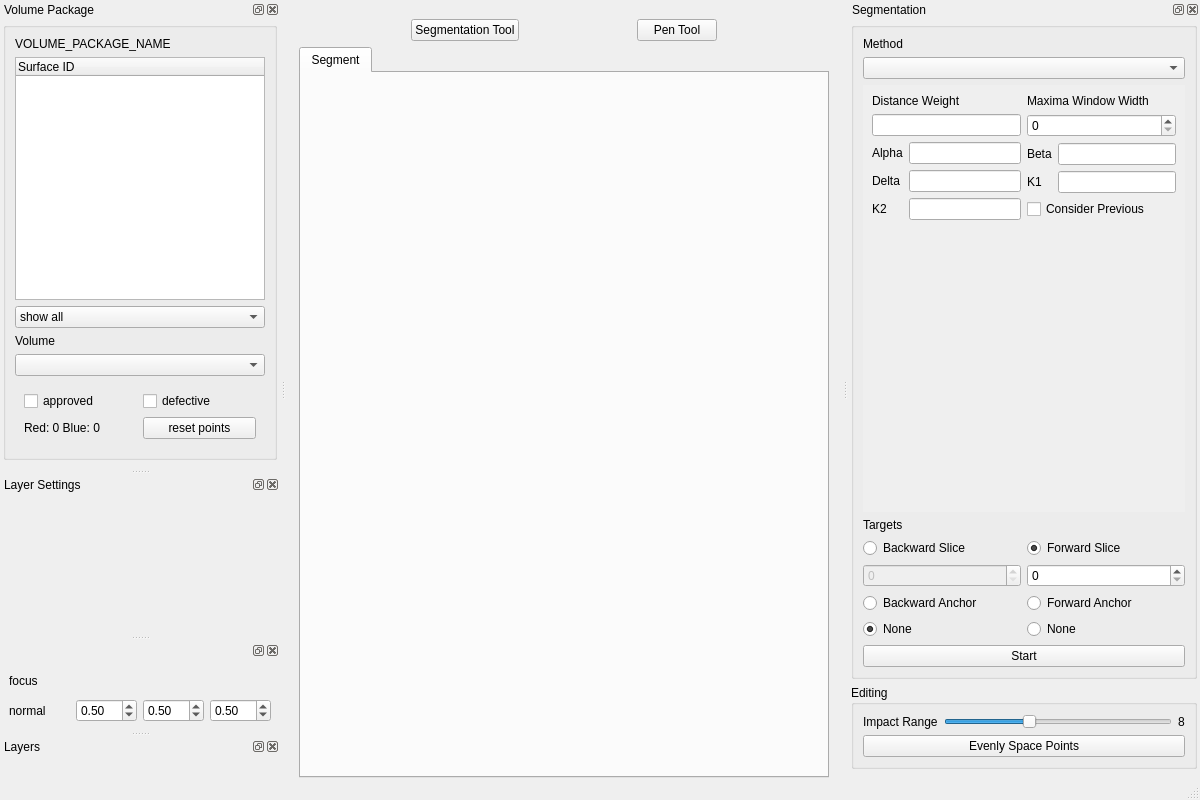
First picture: the form in volume-cartographer/apps/VC3D/VCMain.ui, repository SuperOptimizer/villa, before the edit.
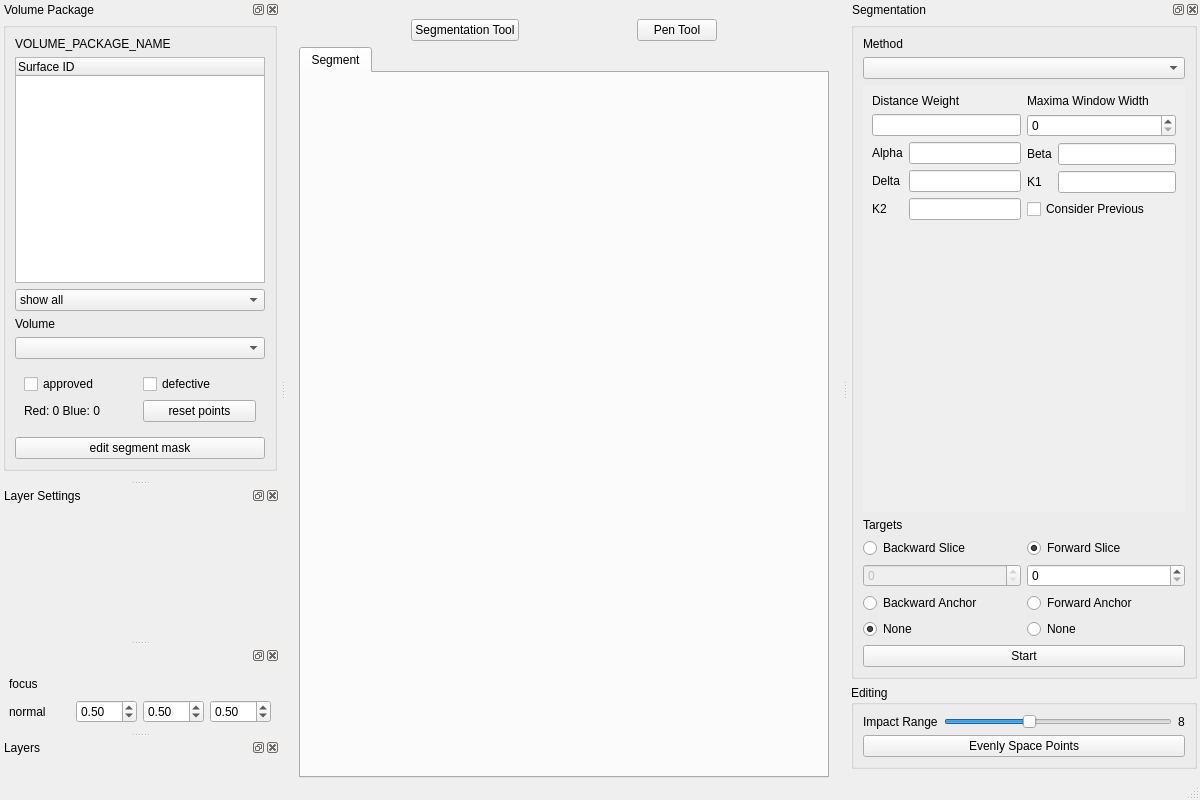
Second picture: the form after the edit. Icons and pictures are not drawn.

```diff
--- a/volume-cartographer/apps/VC3D/VCMain.ui
+++ b/volume-cartographer/apps/VC3D/VCMain.ui
@@ -277,6 +277,13 @@
             </layout>
            </widget>
           </item>
+          <item>
+           <widget class="QPushButton" name="btnEditMask">
+            <property name="text">
+             <string>edit segment mask</string>
+            </property>
+           </widget>
+          </item>
          </layout>
         </widget>
        </item>
```
Left out of the diff: 2 changed lines with no effect on the pictures.
